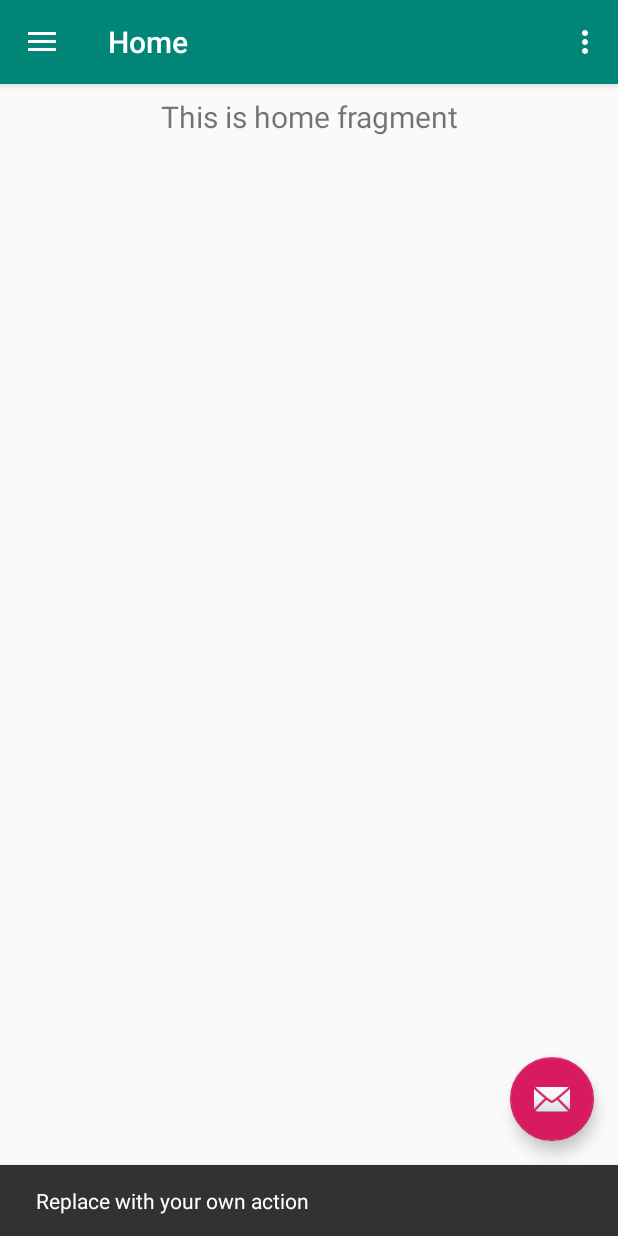
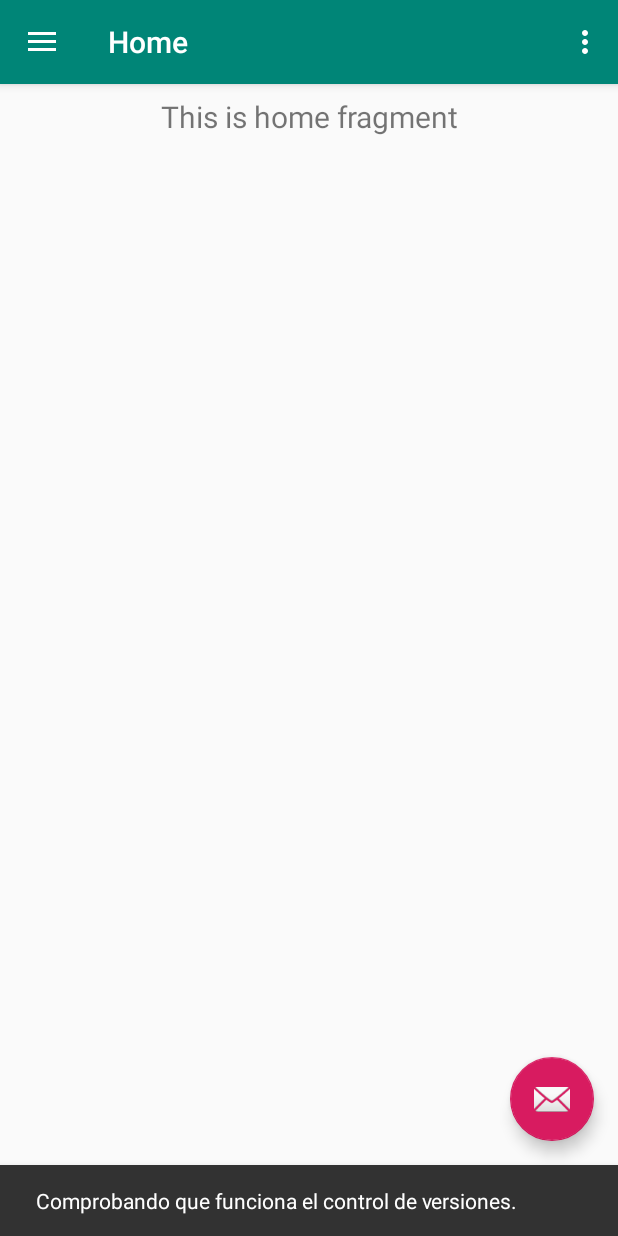
Before and after one commit to FredyOC/MiApp, an Android app: the screen it shows after launch (MainActivity), after a tap on an icon or button, on a phone screen of 412 x 824 dp. Run offline under Robolectric (Android 15) with nearby library versions, the phone set to English and light mode, and no system bars; our stand-ins replace navigation-ui.

Commit message:
Subiendo cambios.

```diff
--- a/app/src/main/java/com/example/miapp/MainActivity.java
+++ b/app/src/main/java/com/example/miapp/MainActivity.java
@@ -39,7 +39,7 @@ public class MainActivity extends AppCompatActivity {
         fab.setOnClickListener(new View.OnClickListener() {
             @Override
             public void onClick(View view) {
-                Snackbar.make(view, "Replace with your own action", Snackbar.LENGTH_LONG)
+                Snackbar.make(view, "Comprobando que funciona el control de versiones.", Snackbar.LENGTH_LONG)
                         .setAction("Action", null).show();
             }
         });
```
